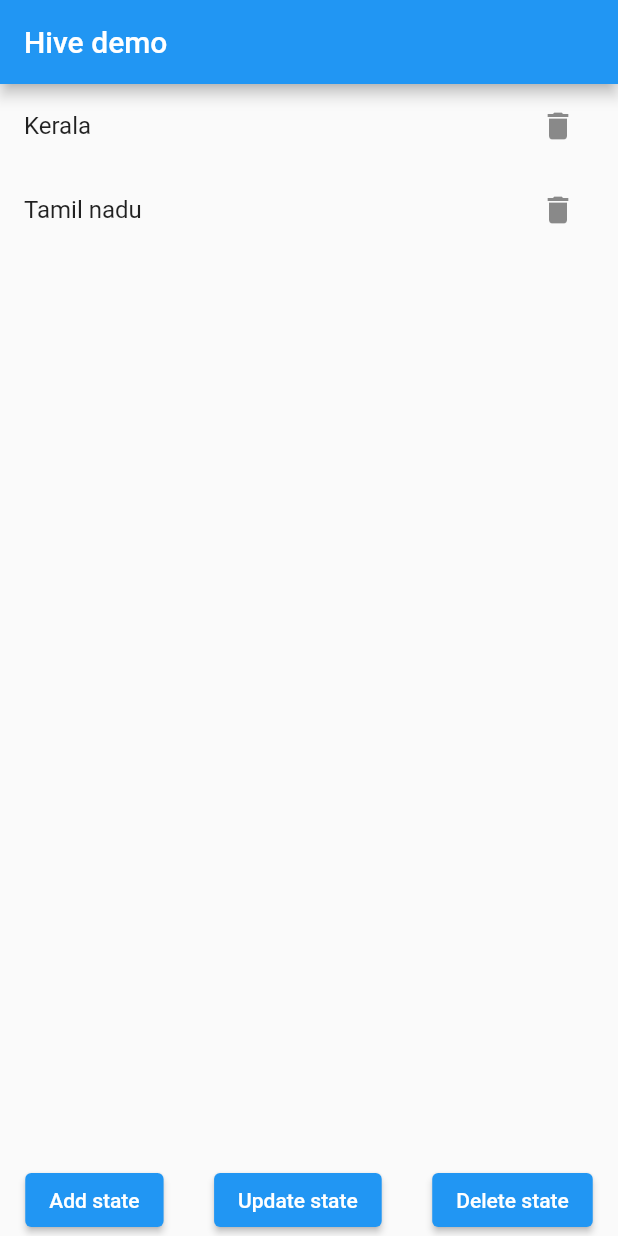
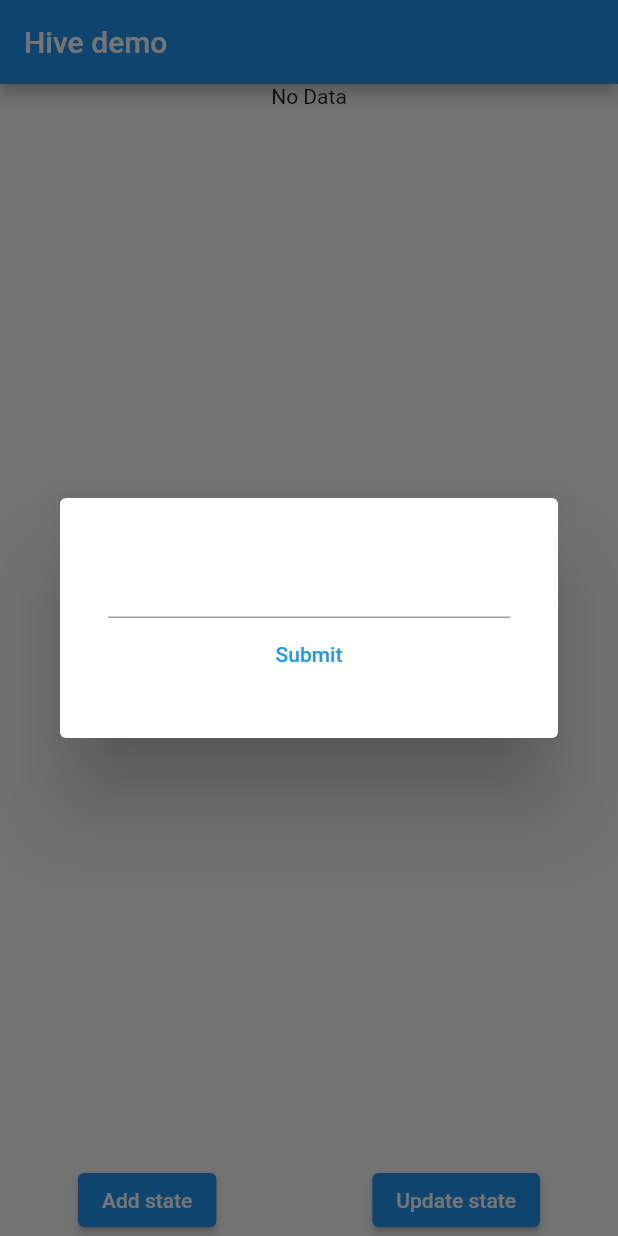
Before and after one commit to netholi/hivetest, a Flutter app: the screen it shows after launch, after a tap on "Add state", on a phone screen of 412 x 824 dp. Run offline on Flutter 3.47's test engine with Material 2 defaults, Android fonts, the phone set to English and light mode, and no system bars; our stand-ins replace hive, hive_flutter; accounts and stored records are empty.

Commit message:
Add CRUD operation

```diff
--- a/lib/main.dart
+++ b/lib/main.dart
@@ -29,12 +29,13 @@ class MyApp extends StatefulWidget {
 class _MyAppState extends State<MyApp> {
   late Box<String> placeBox;
 
+  final TextEditingController _nameController = TextEditingController();
   void initState() {
     super.initState();
     //refence the box we created earlier
     placeBox = Hive.box('place');
-    placeBox.put('01', 'Kerala');
-    placeBox.put('02', 'Tamil nadu');
+    // placeBox.put('01', 'Kerala');
+    // placeBox.put('02', 'Tamil nadu');
 
     print(placeBox.get('01'));
   }
@@ -42,6 +43,7 @@ class _MyAppState extends State<MyApp> {
   @override
   Widget build(BuildContext context) {
     print('Hive test 1 ');
+    int selectdIndex = 0;
     return Scaffold(
       appBar: AppBar(
         title: Text('Hive demo'),
@@ -49,9 +51,12 @@ class _MyAppState extends State<MyApp> {
       body: Column(
         children: [
           Expanded(
-            child: ListView.builder(
+            child: placeBox.length == 0
+                ? Text('No Data')
+                : ListView.builder(
                     itemBuilder: (BuildContext context, int index) {
                       return ListTile(
+                        onTap: () => selectdIndex = index,
                         title: Text(placeBox.getAt(index)!),
                         trailing: IconButton(
                           icon: Icon(Icons.delete),
@@ -71,17 +76,73 @@ class _MyAppState extends State<MyApp> {
               mainAxisAlignment: MainAxisAlignment.spaceAround,
               children: [
                 ElevatedButton(
-                  onPressed: () {},
+                  onPressed: () {
+                    _nameController.text = '';
+                    showDialog(
+                        context: context,
+                        builder: (_) {
+                          return Dialog(
+                            child: Container(
+                              padding: EdgeInsets.all(32),
+                              child: Column(
+                                mainAxisSize: MainAxisSize.min,
+                                children: [
+                                  TextField(
+                                    controller: _nameController,
+                                  ),
+                                  TextButton(
+                                      onPressed: () {
+                                        final state = _nameController.text;
+                                        setState(() {
+                                          placeBox.put(placeBox.length, state);
+                                          Navigator.pop(context);
+                                        });
+                                      },
+                                      child: Text('Submit'))
+                                ],
+                              ),
+                            ),
+                          );
+                        });
+                  },
                   child: Text('Add state'),
                 ),
                 ElevatedButton(
-                  onPressed: () {},
+                  onPressed: () {
+                    _nameController.text = placeBox.getAt(selectdIndex)!;
+                    showDialog(
+                        context: context,
+                        builder: (_) {
+                          return Dialog(
+                            child: Container(
+                              padding: EdgeInsets.all(32),
+                              child: Column(
+                                mainAxisSize: MainAxisSize.min,
+                                children: [
+                                  TextField(
+                                    controller: _nameController,
+                                  ),
+                                  TextButton(
+                                      onPressed: () {
+                                        final state = _nameController.text;
+                                        setState(() {
+                                          placeBox.put(selectdIndex, state);
+                                          Navigator.pop(context);
+                                        });
+                                      },
+                                      child: Text('Submit'))
+                                ],
+                              ),
+                            ),
+                          );
+                        });
+                  },
                   child: Text('Update state'),
                 ),
-                ElevatedButton(
-                  onPressed: () {},
-                  child: Text('Delete state'),
-                ),
+                // ElevatedButton(
+                //   onPressed: () {},
+                //   child: Text('Delete state'),
+                // ),
               ],
             ),
           )
```
Lines whose indentation alone changed are shown as unchanged.
